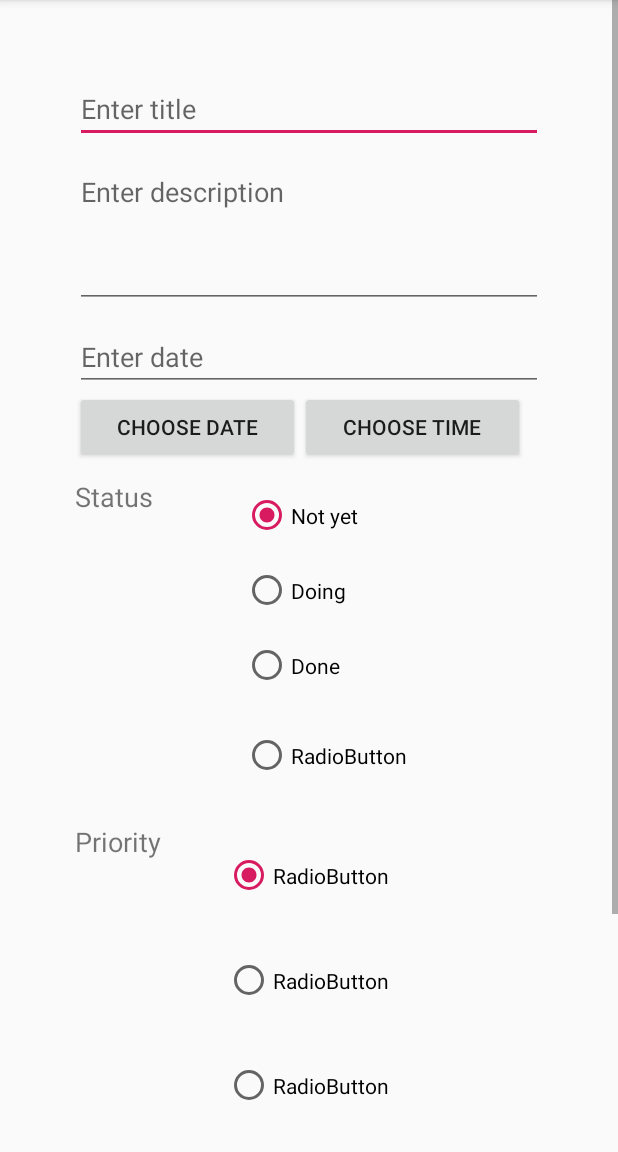
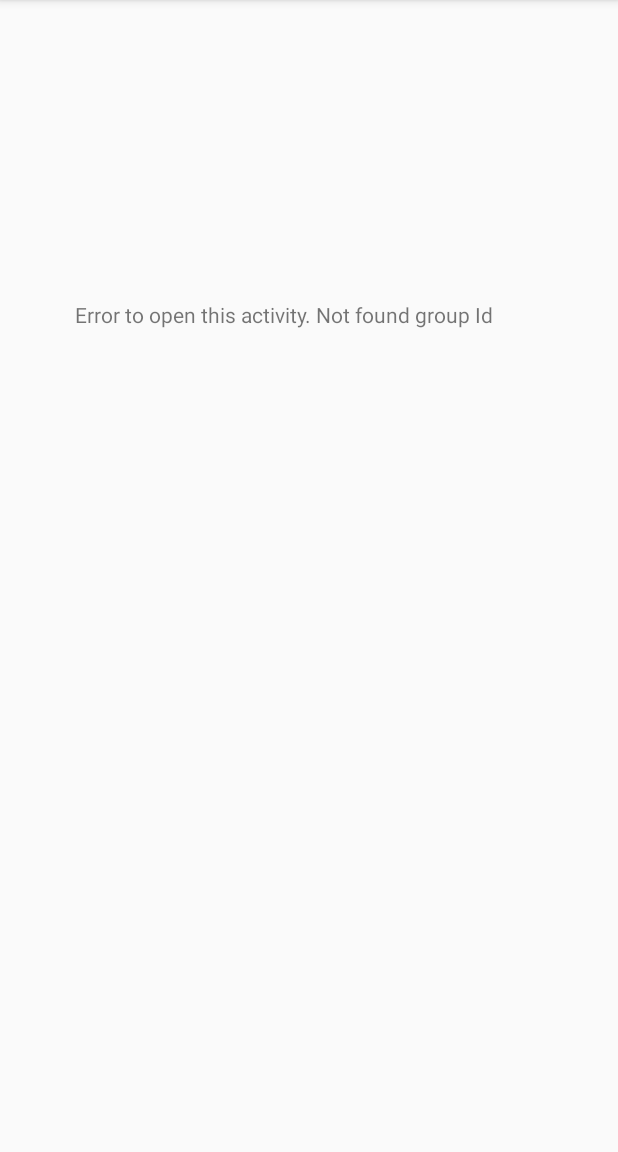
Before and after one commit to khanhntn13it/prm_schedule_project, an Android app: the CreateTaskActivity screen opened directly, with no data from a screen before it, on a phone screen of 412 x 824 dp, the part 84-1236 px from its top. Run offline under Robolectric (Android 15) with nearby library versions, the phone set to English and light mode, and no system bars; our stand-ins replace ButterKnife; libraries missing offline, so code that uses them is left out: com.karumi.dexter.

Commit message:
fix task after change db and entity

```diff
--- a/ScheduleProject/app/src/main/java/ntnk/sample/scheduleproject/adapter/TaskGroupPagerAdapter.java
+++ b/ScheduleProject/app/src/main/java/ntnk/sample/scheduleproject/adapter/TaskGroupPagerAdapter.java
@@ -81,6 +81,9 @@ public class TaskGroupPagerAdapter extends PagerAdapter {
             @Override
             public void onClick(View v) {
                 Intent intent = new Intent(activity, CreateTaskActivity.class);
+                //pass groupId *********
+
+                //startForReult***********
                 activity.startActivity(intent);
             }
         });
--- /dev/null
+++ b/ScheduleProject/app/src/main/res/layout/activity_create_task_inactive.xml
@@ -0,0 +1,13 @@
+<?xml version="1.0" encoding="utf-8"?>
+<LinearLayout xmlns:android="http://schemas.android.com/apk/res/android"
+    android:orientation="vertical" android:layout_width="match_parent"
+    android:layout_height="match_parent">
+
+    <TextView
+        android:layout_width="wrap_content"
+        android:layout_height="wrap_content"
+        android:layout_marginTop="200dp"
+        android:layout_marginLeft="50dp"
+        android:text="@string/task_create_inactive"/>
+
+</LinearLayout>
--- a/ScheduleProject/app/src/main/res/values/strings.xml
+++ b/ScheduleProject/app/src/main/res/values/strings.xml
@@ -14,6 +14,7 @@
     <string name="btn_save">SAVE</string>
     <string name="task_create_datePicker">Choose Date</string>
     <string name="task_create_timePicker">Choose time</string>
+    <string name="task_create_inactive">Error to open this activity. Not found group Id</string>
     <string name="register_button_title">Register</string>
     <string name="loggin_button_title">Log In</string>
     <string name="create_board_title">Create New Board</string>
```
Also changed, not shown: ScheduleProject/app/build.gradle (+7 -3 lines), ScheduleProject/app/src/main/java/ntnk/sample/scheduleproject/activity/CreateTaskActivity.java (+37 -17 lines), ScheduleProject/app/src/main/java/ntnk/sample/scheduleproject/sqlite/TaskDAO.java (+4 -4 lines), ScheduleProject/app/src/main/java/ntnk/sample/scheduleproject/sqlite/TaskDatabaseHelper.java (+0 -12 lines).
